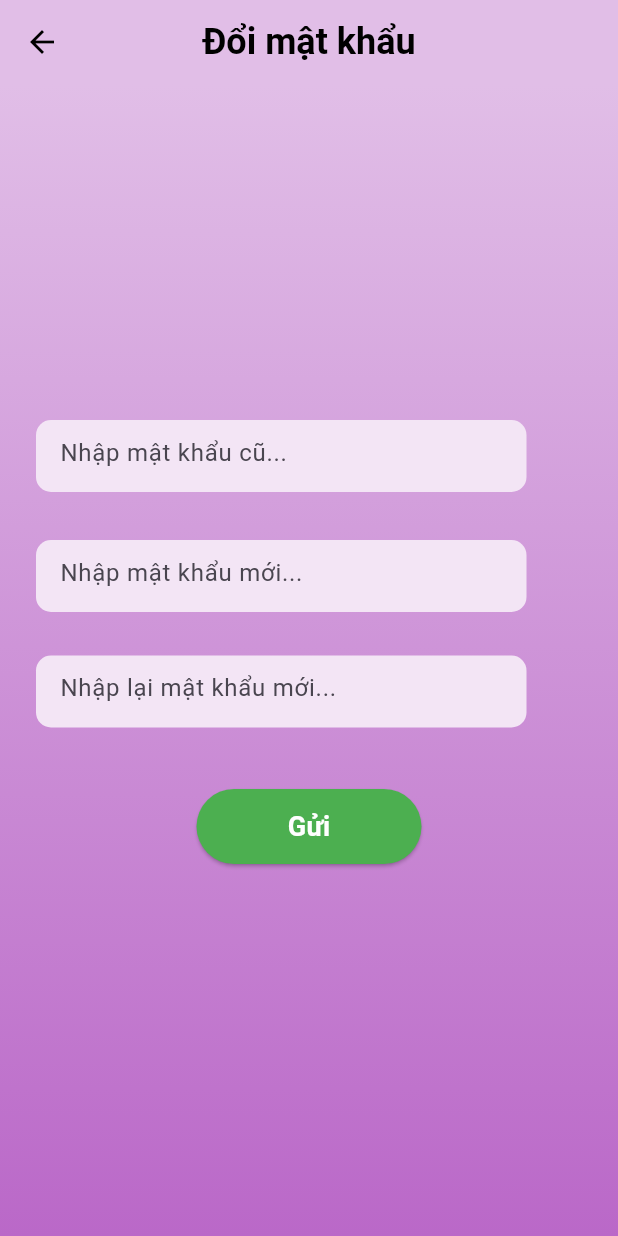
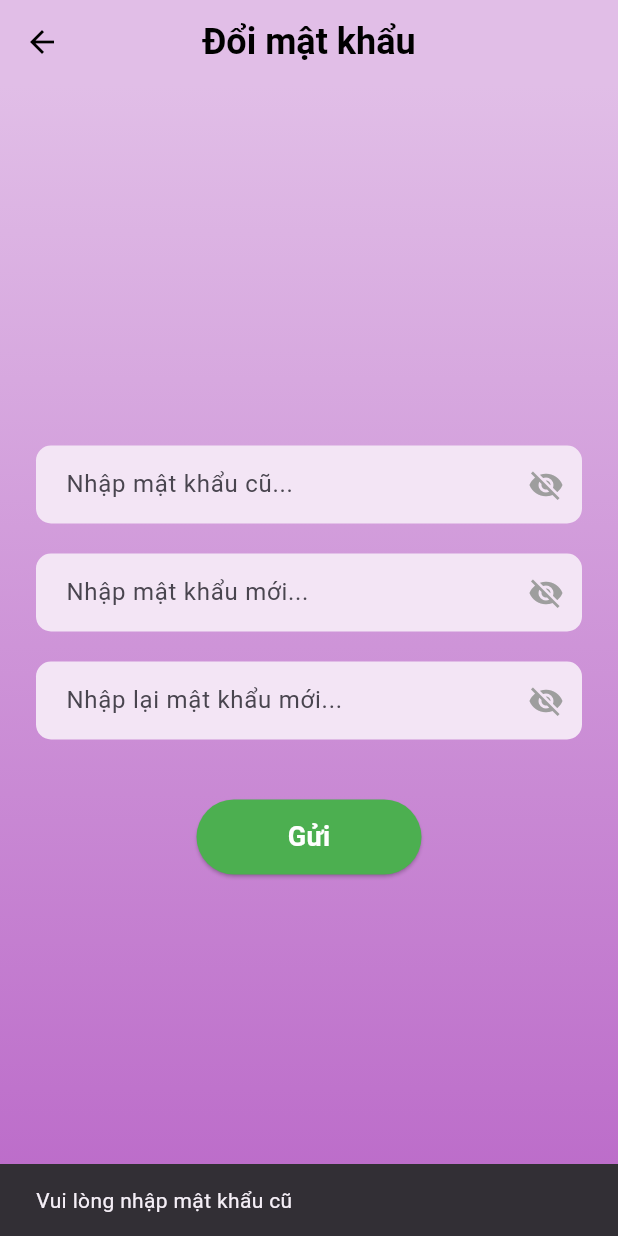
Before and after one commit to NguyenThanhhToan/LiBro_reading_book, a Flutter app: the ChangePasswordView screen opened directly, after a tap on "Gửi", on a phone screen of 412 x 824 dp. Run offline on Flutter 3.47's test engine with Material 3 defaults, Android fonts, the phone set to English and light mode, and no system bars; our stand-ins replace dio, flutter_secure_storage, font_awesome_flutter; missing offline and left inert: flutter_pdfview; accounts and stored records are empty.

Commit message:
refactor: fix change password

```diff
--- a/lib/viewmodels/user_viewmodel.dart
+++ b/lib/viewmodels/user_viewmodel.dart
@@ -16,6 +16,12 @@ class UserViewmodel extends ChangeNotifier {
   TextEditingController emailController = TextEditingController();
   TextEditingController newPasswordController = TextEditingController();
   TextEditingController confirmPasswordController = TextEditingController();
+
+  void _showSnackBar(BuildContext context, String message) {
+    ScaffoldMessenger.of(context).showSnackBar(
+      SnackBar(content: Text(message)),
+    );
+  }
 
   // hàm lấy user info
   Future<void> fetchUserInfo() async {
@@ -60,13 +66,26 @@ class UserViewmodel extends ChangeNotifier {
     }
   }
 
-  // Hàm đổi mật khẩu nhận các giá trị từ UI và BuildContext để xử lý giao diện
-  Future<void> changePasswordWithValues(
+  Future<void> changePassword(
       String oldPass,
       String newPass,
       String confirmPass,
       BuildContext context,
       ) async {
+    // ✅ Kiểm tra dữ liệu đầu vào
+    if (oldPass.isEmpty) {
+      _showSnackBar(context, 'Vui lòng nhập mật khẩu cũ');
+      return;
+    }
+    if (newPass.length < 6) {
+      _showSnackBar(context, 'Mật khẩu mới phải có ít nhất 6 ký tự');
+      return;
+    }
+    if (newPass != confirmPass) {
+      _showSnackBar(context, 'Mật khẩu xác nhận không khớp');
+      return;
+    }
+
     try {
       final model = UserChangepasswordModel(
         oldPassword: oldPass,
@@ -77,20 +96,16 @@ class UserViewmodel extends ChangeNotifier {
       final response = await _service.changePassword(model);
 
       if (response.status == 200) {
-        ScaffoldMessenger.of(context).showSnackBar(
-          SnackBar(content: Text(response.message)),
-        );
+        _showSnackBar(context, response.message);
       } else {
-        ScaffoldMessenger.of(context).showSnackBar(
-          SnackBar(content: Text("Lỗi: ${response.message}")),
-        );
+        _showSnackBar(context, "Lỗi: ${response.message}");
       }
     } catch (e) {
-      // Handle any exceptions
-      ScaffoldMessenger.of(context).showSnackBar(
-        SnackBar(content: Text("Lỗi: $e")),
-      );
+      _showSnackBar(context, "Lỗi: $e");
     }
   }
 
+
+
+
 }
--- a/lib/views/nav_user/change_password_view.dart
+++ b/lib/views/nav_user/change_password_view.dart
@@ -14,6 +14,10 @@ class _ChangePasswordViewState extends State<ChangePasswordView> {
   final TextEditingController _newPasswordController = TextEditingController();
   final TextEditingController _confirmPasswordController = TextEditingController();
   final _formKey = GlobalKey<FormState>();
+
+  bool _showOldPassword = false;
+  bool _showNewPassword = false;
+  bool _showConfirmPassword = false;
 
   @override
   Widget build(BuildContext context) {
@@ -41,31 +45,47 @@ class _ChangePasswordViewState extends State<ChangePasswordView> {
             end: Alignment.bottomCenter,
           ),
         ),
-        child: Stack(
+        padding: const EdgeInsets.symmetric(horizontal: 24),
+        child: Center(
+          child: SingleChildScrollView(
+            child: Form(
+              key: _formKey,
+              child: Column(
                 children: [
-            // Ô nhập mật khẩu cũ
-            Positioned(
-              left: 24,
-              top: 224,
-              child: _buildTextField(_oldPasswordController, 'Nhập mật khẩu cũ...', 327, 48),
+                  _buildTextField(
+                    controller: _oldPasswordController,
+                    hintText: 'Nhập mật khẩu cũ...',
+                    obscureText: !_showOldPassword,
+                    toggle: () {
+                      setState(() {
+                        _showOldPassword = !_showOldPassword;
+                      });
+                    },
                   ),
-            // Ô nhập mật khẩu mới
-            Positioned(
-              left: 24,
-              top: 304,
-              child: _buildTextField(_newPasswordController, 'Nhập mật khẩu mới...', 327, 48),
+                  const SizedBox(height: 20),
+                  _buildTextField(
+                    controller: _newPasswordController,
+                    hintText: 'Nhập mật khẩu mới...',
+                    obscureText: !_showNewPassword,
+                    toggle: () {
+                      setState(() {
+                        _showNewPassword = !_showNewPassword;
+                      });
+                    },
                   ),
-            // Ô nhập lại mật khẩu mới
-            Positioned(
-              left: 24,
-              top: 381,
-              child: _buildTextField(_confirmPasswordController, 'Nhập lại mật khẩu mới...', 327, 48),
+                  const SizedBox(height: 20),
+                  _buildTextField(
+                    controller: _confirmPasswordController,
+                    hintText: 'Nhập lại mật khẩu mới...',
+                    obscureText: !_showConfirmPassword,
+                    toggle: () {
+                      setState(() {
+                        _showConfirmPassword = !_showConfirmPassword;
+                      });
+                    },
                   ),
-            // Nút Gửi
-            Positioned(
-              left: (MediaQuery.of(context).size.width - 150) / 2, // Căn giữa chiều ngang
-              top: 470, // Vị trí dưới các ô nhập
-              child: SizedBox(
+                  const SizedBox(height: 40),
+                  SizedBox(
                     width: 150,
                     height: 50,
                     child: ElevatedButton(
@@ -77,7 +97,7 @@ class _ChangePasswordViewState extends State<ChangePasswordView> {
                       ),
                       onPressed: () async {
                         if (_formKey.currentState!.validate()) {
-                      await userViewModel.changePasswordWithValues(
+                          await userViewModel.changePassword(
                             _oldPasswordController.text,
                             _newPasswordController.text,
                             _confirmPasswordController.text,
@@ -91,51 +111,40 @@ class _ChangePasswordViewState extends State<ChangePasswordView> {
                       ),
                     ),
                   ),
+                ],
               ),
-          ],
+            ),
+          ),
         ),
       ),
     );
   }
 
-  Widget _buildTextField(TextEditingController controller, String hintText, double width, double height) {
-    return SizedBox(
-      width: width,
-      height: height,
-      child: TextFormField(
+  Widget _buildTextField({
+    required TextEditingController controller,
+    required String hintText,
+    required bool obscureText,
+    required VoidCallback toggle,
+  }) {
+    return TextFormField(
       controller: controller,
-        obscureText: true,
+      obscureText: obscureText,
       decoration: InputDecoration(
         hintText: hintText,
         filled: true,
         fillColor: Colors.purple[50],
-          enabledBorder: OutlineInputBorder(
+        contentPadding: const EdgeInsets.symmetric(horizontal: 16, vertical: 14),
+        border: OutlineInputBorder(
           borderRadius: BorderRadius.circular(10),
-            borderSide: const BorderSide(color: Colors.transparent),
+          borderSide: BorderSide.none,
         ),
-          focusedBorder: OutlineInputBorder(
-            borderRadius: BorderRadius.circular(10),
-            borderSide: const BorderSide(color: Colors.blue),
+        suffixIcon: IconButton(
+          icon: Icon(
+            obscureText ? Icons.visibility_off : Icons.visibility,
+            color: Colors.grey,
           ),
-          errorBorder: OutlineInputBorder(
-            borderRadius: BorderRadius.circular(10),
-            borderSide: const BorderSide(color: Colors.red, width: 2),
+          onPressed: toggle,
         ),
-          focusedErrorBorder: OutlineInputBorder(
-            borderRadius: BorderRadius.circular(10),
-            borderSide: const BorderSide(color: Colors.red, width: 2),
-          ),
-        ),
-        validator: (value) {
-          if (controller == _oldPasswordController && value!.isEmpty) {
-            return 'Vui lòng nhập mật khẩu cũ';
-          } else if (controller == _newPasswordController && value!.length < 6) {
-            return 'Mật khẩu ít nhất 6 ký tự';
-          } else if (controller == _confirmPasswordController && value != _newPasswordController.text) {
-            return 'Mật khẩu không khớp';
-          }
-          return null;
-        },
       ),
     );
   }
```
Lines whose indentation alone changed are shown as unchanged.
